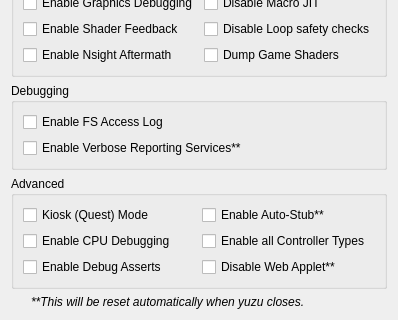
Before: the Qt Designer form src/yuzu/configuration/configure_debug.ui in QuantumGhost/yuzu, drawn with Qt 5; both pictures show x 0 to 398 and y 239 to 559 of the 398 by 559 pixel window.
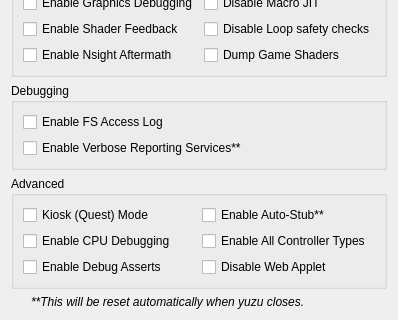
After: the same form once the commit is applied.

```diff
--- a/src/yuzu/configuration/configure_debug.ui
+++ b/src/yuzu/configuration/configure_debug.ui
@@ -214,14 +214,14 @@
       <item row="1" column="1">
        <widget class="QCheckBox" name="enable_all_controllers">
         <property name="text">
-         <string>Enable all Controller Types</string>
+         <string>Enable All Controller Types</string>
         </property>
        </widget>
       </item>
       <item row="2" column="1">
        <widget class="QCheckBox" name="disable_web_applet">
         <property name="text">
-         <string>Disable Web Applet**</string>
+         <string>Disable Web Applet</string>
         </property>
        </widget>
       </item>
```
